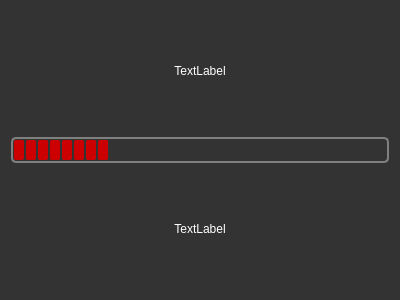
Qt form Ui/loaderqt.ui (Vazquinhos/CatalunyaCircuit) before a commit.
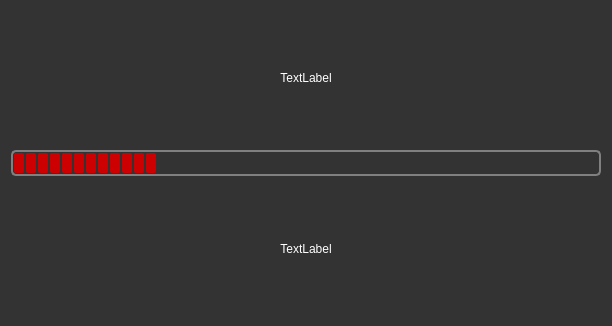
The same form after that commit.

```diff
--- a/Ui/loaderqt.ui
+++ b/Ui/loaderqt.ui
@@ -6,8 +6,8 @@
    <rect>
     <x>0</x>
     <y>0</y>
-    <width>400</width>
-    <height>300</height>
+    <width>605</width>
+    <height>326</height>
    </rect>
   </property>
   <property name="sizePolicy">
@@ -18,8 +18,8 @@
   </property>
   <property name="maximumSize">
    <size>
-    <width>500</width>
-    <height>500</height>
+    <width>10000</width>
+    <height>10000</height>
    </size>
   </property>
   <property name="windowTitle">
@@ -54,6 +54,12 @@
        <verstretch>0</verstretch>
       </sizepolicy>
      </property>
+     <property name="minimumSize">
+      <size>
+       <width>590</width>
+       <height>0</height>
+      </size>
+     </property>
      <property name="maximumSize">
       <size>
        <width>500</width>
@@ -76,6 +82,9 @@
      <property name="value">
       <number>24</number>
      </property>
+     <property name="alignment">
+      <set>Qt::AlignCenter</set>
+     </property>
      <property name="textVisible">
       <bool>false</bool>
      </property>
```
